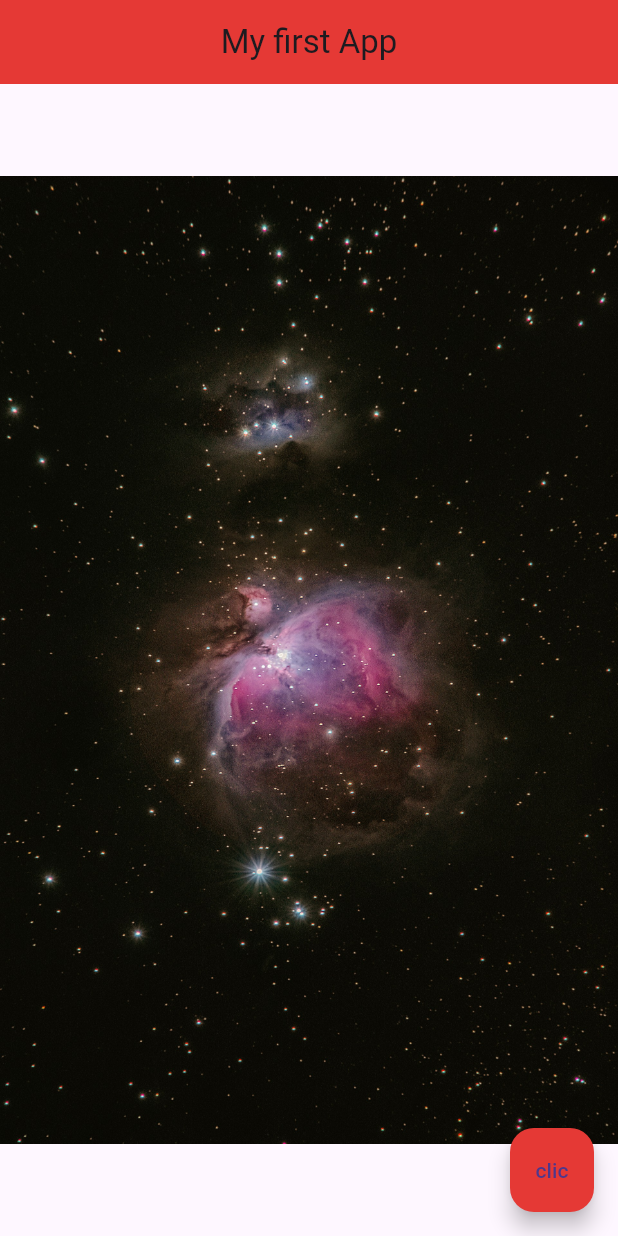
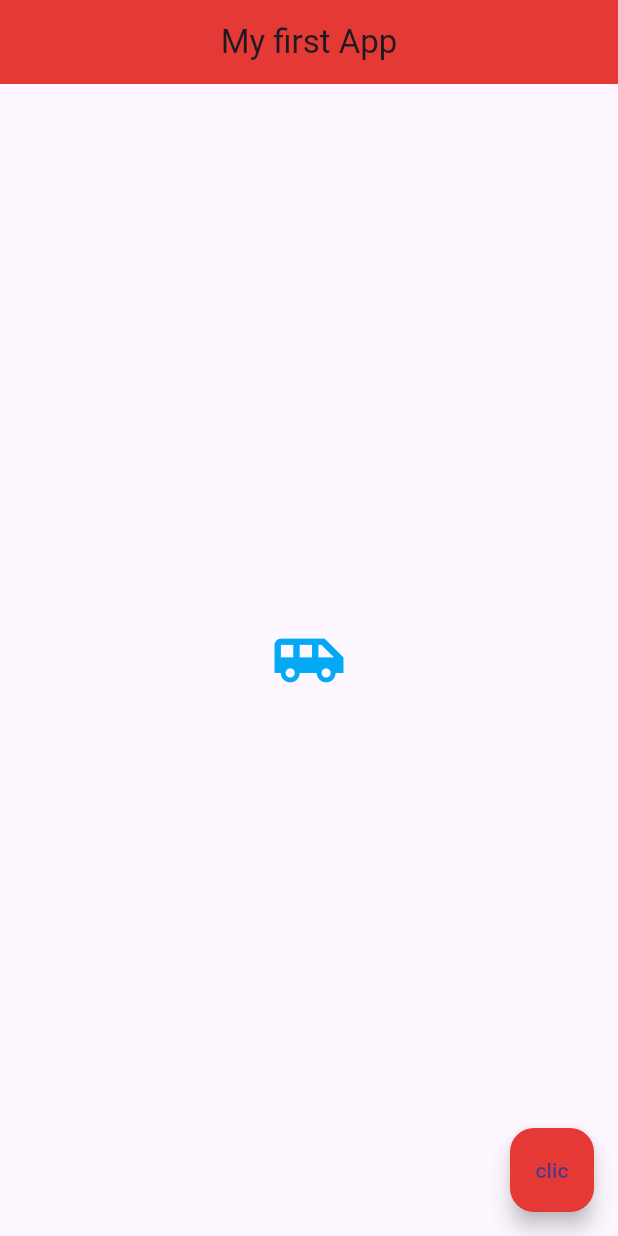
Before and after one commit to juansgt/flutter-for-beginners, a Flutter app: the screen it shows after launch, on a phone screen of 412 x 824 dp. Run offline on Flutter 3.47's test engine with Material 3 defaults, Android fonts, the phone set to English and light mode, and no system bars.

Commit message:
Añadido un icono (Icon) de color azulado en el centro de la pantalla

```diff
--- a/lib/main.dart
+++ b/lib/main.dart
@@ -13,8 +13,12 @@
         centerTitle: true,
         backgroundColor: Colors.red[600],
       ),
-      body: Center(
-        child: Image.asset('assets/space-1.jpg'),
+      body: const Center(
+        child: Icon(
+          Icons.airport_shuttle,
+          color: Colors.lightBlue,
+          size: 50.0,
+        ),
       ),
       floatingActionButton: FloatingActionButton(
         onPressed: foo,
```
